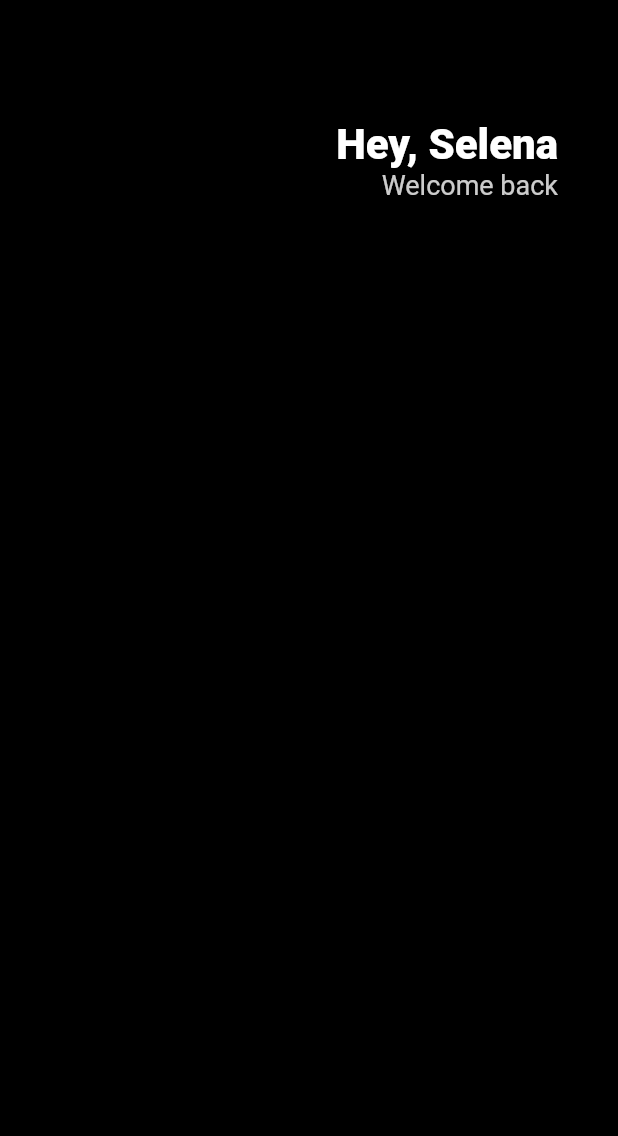
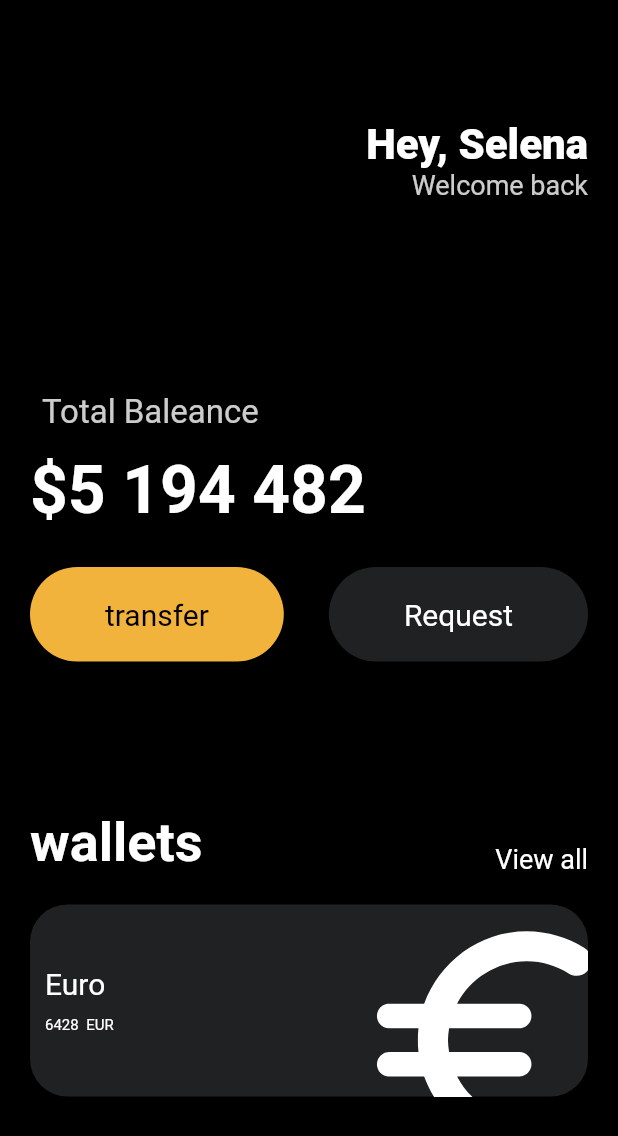
Before and after one commit to parksangsoo/study_cource, a Flutter app: the screen it shows after launch, on a phone screen of 412 x 824 dp. Shown: the top 1136 px of the screen. Run offline on Flutter 3.47's test engine with Material 2 defaults, Android fonts, the light colour scheme and no system bars.

Commit message:
플러터 페이지 작업 공부

```diff
--- a/nomadcoder/flutter/toonflix/lib/main.dart
+++ b/nomadcoder/flutter/toonflix/lib/main.dart
@@ -1,4 +1,5 @@
 import 'package:flutter/material.dart';
+import 'package:toonflix/widgets/Button.dart';
 
 class Player {
   String? name;
@@ -9,24 +10,27 @@ class Player {
 void main() {
   var nico = Player();
 
-  runApp(App());
+  runApp(const App());
 }
 
 class App extends StatelessWidget {
+  const App({super.key});
+
   @override
   Widget build(BuildContext context) {
     return MaterialApp(
         home: Scaffold(
       backgroundColor: Colors.black,
       body: Padding(
-          padding: EdgeInsets.symmetric(horizontal: 40),
-          child: Column(children: [
-            SizedBox(
+          padding: const EdgeInsets.symmetric(horizontal: 20),
+          child:
+              Column(crossAxisAlignment: CrossAxisAlignment.start, children: [
+            const SizedBox(
               height: 80,
             ),
             Row(mainAxisAlignment: MainAxisAlignment.end, children: [
               Column(crossAxisAlignment: CrossAxisAlignment.end, children: [
-                Text("Hey, Selena",
+                const Text("Hey, Selena",
                     style: TextStyle(
                       color: Colors.white,
                       fontSize: 28,
@@ -38,7 +42,113 @@ class App extends StatelessWidget {
                       fontSize: 18,
                     )),
               ])
-            ])
+            ]),
+            const SizedBox(
+              height: 120,
+            ),
+            Padding(
+              padding: const EdgeInsets.all(8.0),
+              child: Container(
+                child: Text(
+                  "Total Baleance",
+                  style: TextStyle(
+                      fontSize: 22, color: Colors.white.withOpacity(0.8)),
+                ),
+              ),
+            ),
+            const SizedBox(height: 5),
+            const Text(
+              "\$5 194 482",
+              style: TextStyle(
+                  fontSize: 44,
+                  fontWeight: FontWeight.w600,
+                  color: Colors.white),
+            ),
+            const SizedBox(
+              height: 25,
+            ),
+            const Row(
+              mainAxisAlignment: MainAxisAlignment.spaceBetween,
+              children: [
+                Button(
+                    text: "transfer",
+                    bgColor: Color(0xFFF1B33B),
+                    textColor: Colors.black),
+                Button(
+                    text: 'Request',
+                    bgColor: Color(0xFF1F2123),
+                    textColor: Colors.white),
+              ],
+            ),
+            const SizedBox(
+              height: 100,
+            ),
+            const Row(
+              crossAxisAlignment: CrossAxisAlignment.end,
+              mainAxisAlignment: MainAxisAlignment.spaceBetween,
+              children: [
+                Text("wallets",
+                    style: TextStyle(
+                        color: Colors.white,
+                        fontSize: 36,
+                        fontWeight: FontWeight.w600)),
+                Text("View all",
+                    style: TextStyle(
+                      color: Colors.white,
+                      fontSize: 18,
+                    ))
+              ],
+            ),
+            const SizedBox(
+              height: 20,
+            ),
+            Container(
+                clipBehavior: Clip.hardEdge,
+                decoration: BoxDecoration(
+                  color: const Color(0xFF1F2123),
+                  borderRadius: BorderRadius.circular(25),
+                ),
+                child: Padding(
+                  padding: const EdgeInsets.symmetric(
+                    vertical: 20,
+                    horizontal: 10,
+                  ),
+                  child: Row(
+                    mainAxisAlignment: MainAxisAlignment.spaceBetween,
+                    children: [
+                      const Column(
+                        crossAxisAlignment: CrossAxisAlignment.start,
+                        children: [
+                          Text("Euro",
+                              style:
+                                  TextStyle(color: Colors.white, fontSize: 20)),
+                          SizedBox(
+                            height: 10,
+                          ),
+                          Row(
+                            children: [
+                              Text("6428",
+                                  style: TextStyle(
+                                      color: Colors.white, fontSize: 10)),
+                              SizedBox(
+                                width: 5,
+                              ),
+                              Text("EUR",
+                                  style: TextStyle(
+                                      color: Colors.white, fontSize: 10))
+                            ],
+                          ),
+                        ],
+                      ),
+                      Transform.scale(
+                          scale: 2.2,
+                          child: Transform.translate(
+                              offset: const Offset(-5, 12),
+                              child: const Icon(Icons.euro_rounded,
+                                  color: Colors.white, size: 88)))
+                    ],
+                  ),
+                )),
           ])),
     ));
   }
--- /dev/null
+++ b/nomadcoder/flutter/toonflix/lib/widgets/Button.dart
@@ -0,0 +1,33 @@
+import 'package:flutter/material.dart';
+
+class Button extends StatelessWidget {
+  final String text;
+  final Color bgColor;
+  final Color textColor;
+
+  const Button(
+      {super.key,
+      required this.text,
+      required this.bgColor,
+      required this.textColor});
+
+  @override
+  Widget build(BuildContext context) {
+    return Container(
+        decoration: BoxDecoration(
+            color: bgColor, borderRadius: BorderRadius.circular(45)),
+        child: Padding(
+          padding: const EdgeInsets.symmetric(
+            vertical: 20,
+            horizontal: 50,
+          ),
+          child: Text(
+            text,
+            style: TextStyle(
+              color: textColor,
+              fontSize: 20,
+            ),
+          ),
+        ));
+  }
+}
```
